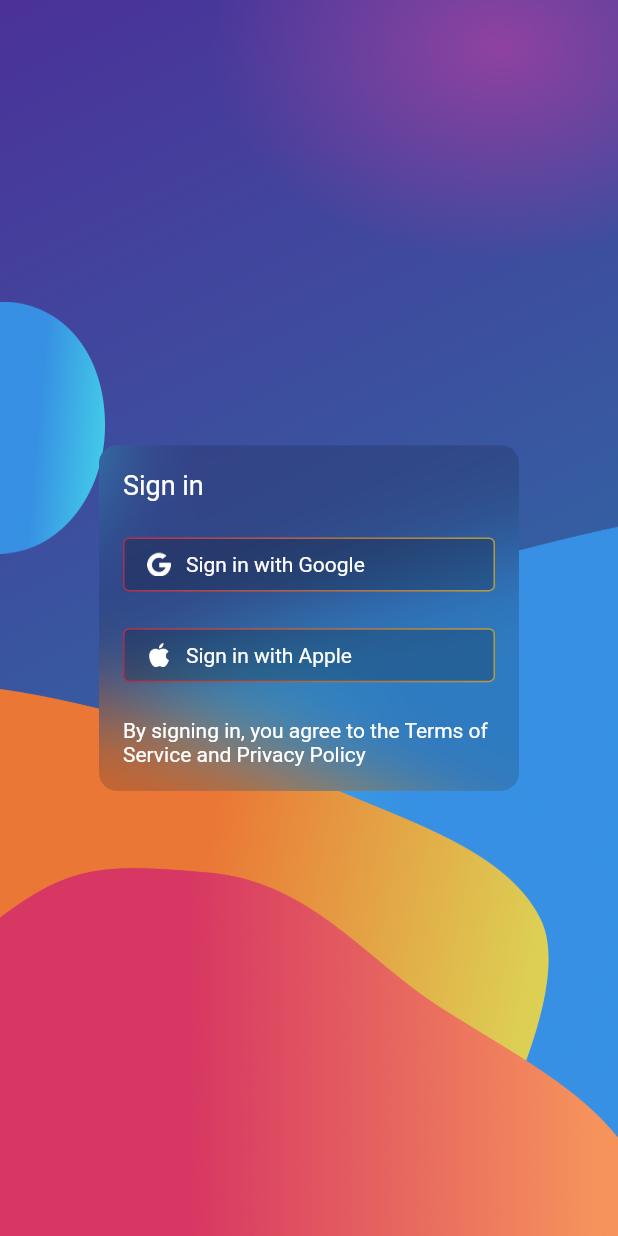
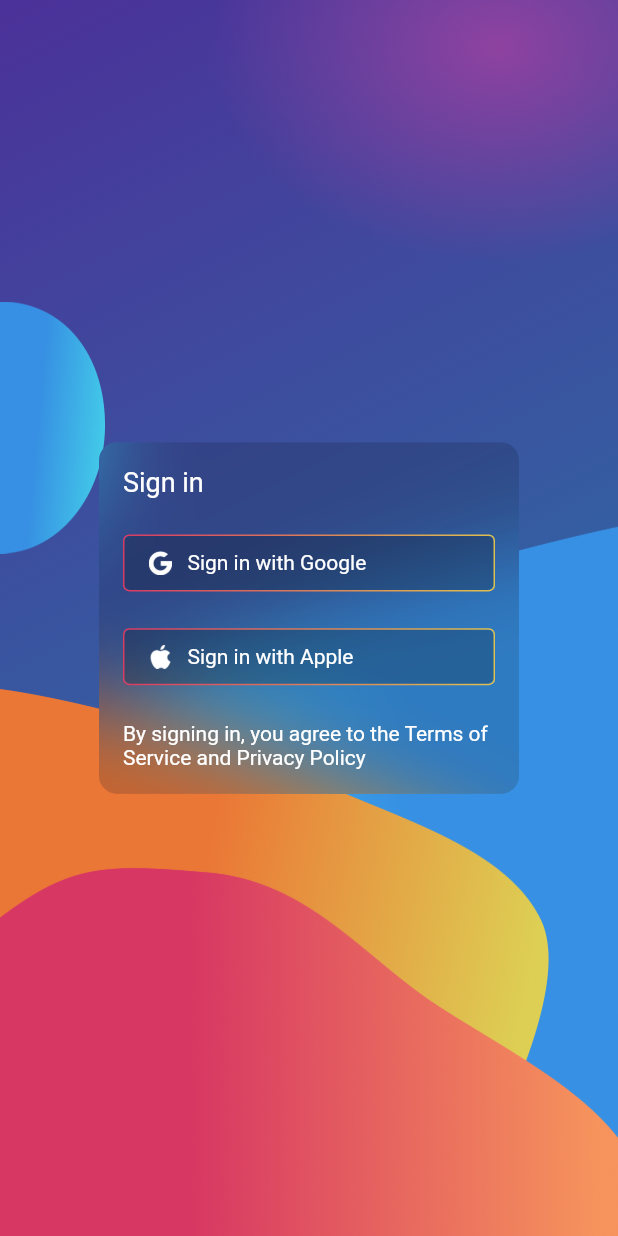
Before and after one commit to top2429/Spot-App, a Flutter app: the screen it shows after launch, on a phone screen of 412 x 824 dp. Run offline on Flutter 3.47's test engine with Material 2 defaults, Android fonts, the phone set to English and light mode, and no system bars; our stand-ins replace bloc, camera, flutter_bloc; generated files the repository leaves out were written again.

Commit message:
created bottom navigation bar and gradient button

```diff
--- /dev/null
+++ b/lib/components/gradient_border.dart
@@ -0,0 +1,77 @@
+import 'package:flutter/material.dart';
+
+class GradientBorder extends StatelessWidget {
+  /// Wraps the child widget with gradient border
+  const GradientBorder({
+    Key? key,
+    required double borderRadius,
+    required double strokeWidth,
+    required Gradient gradient,
+    required Widget child,
+  })   : _borderRadius = borderRadius,
+        _strokeWidth = strokeWidth,
+        _gradient = gradient,
+        _child = child,
+        super(key: key);
+
+  final double _borderRadius;
+  final double _strokeWidth;
+  final Gradient _gradient;
+  final Widget _child;
+
+  @override
+  Widget build(BuildContext context) {
+    return CustomPaint(
+      painter: _GradientBorderPainter(
+        strokeWidth: _strokeWidth,
+        borderRadius: _borderRadius,
+        gradient: _gradient,
+      ),
+      child: Padding(
+        padding: EdgeInsets.all(_strokeWidth),
+        child: _child,
+      ),
+    );
+  }
+}
+
+class _GradientBorderPainter extends CustomPainter {
+  _GradientBorderPainter({
+    required double strokeWidth,
+    required double borderRadius,
+    required Gradient gradient,
+  })   : _strokeWidth = strokeWidth,
+        _borderRadius = borderRadius,
+        _gradient = gradient;
+
+  final Paint _paint = Paint();
+  final double _borderRadius;
+  final double _strokeWidth;
+  final Gradient _gradient;
+
+  @override
+  void paint(Canvas canvas, Size size) {
+    // create outer rectangle equals size
+    final outerRect = Offset.zero & size;
+    final outerRRect =
+        RRect.fromRectAndRadius(outerRect, Radius.circular(_borderRadius));
+
+    // create inner rectangle smaller by strokeWidth
+    final innerRect = Rect.fromLTWH(_strokeWidth, _strokeWidth,
+        size.width - _strokeWidth * 2, size.height - _strokeWidth * 2);
+    final innerRRect = RRect.fromRectAndRadius(
+        innerRect, Radius.circular(_borderRadius - _strokeWidth));
+
+    // apply gradient shader
+    _paint.shader = _gradient.createShader(outerRect);
+
+    // create difference between outer and inner paths and draw it
+    final path1 = Path()..addRRect(outerRRect);
+    final path2 = Path()..addRRect(innerRRect);
+    var path = Path.combine(PathOperation.difference, path1, path2);
+    canvas.drawPath(path, _paint);
+  }
+
+  @override
+  bool shouldRepaint(CustomPainter oldDelegate) => oldDelegate != this;
+}
--- a/lib/pages/login_page.dart
+++ b/lib/pages/login_page.dart
@@ -1,6 +1,7 @@
 import 'dart:ui';
 
 import 'package:flutter/material.dart';
+import 'package:spot/components/gradient_border.dart';
 
 import '../components/app_scaffold.dart';
 import 'tab_page.dart';
@@ -236,10 +237,9 @@ class _LoginButton extends StatelessWidget {
 
   @override
   Widget build(BuildContext context) {
-    return CustomPaint(
-      painter: _GradientBorderPainter(
+    return GradientBorder(
       strokeWidth: 1,
-        radius: 4,
+      borderRadius: 4,
       gradient: const LinearGradient(
         begin: Alignment.centerLeft,
         end: Alignment.centerRight,
@@ -247,7 +247,6 @@ class _LoginButton extends StatelessWidget {
           Color(0xFFD83B63),
           Color(0xFFDFC14F),
         ],
-        ),
       ),
       child: Material(
         clipBehavior: Clip.hardEdge,
```
Also changed, not shown: lib/pages/tab_page.dart (+111 -29 lines). Lines whose indentation alone changed are shown as unchanged.
